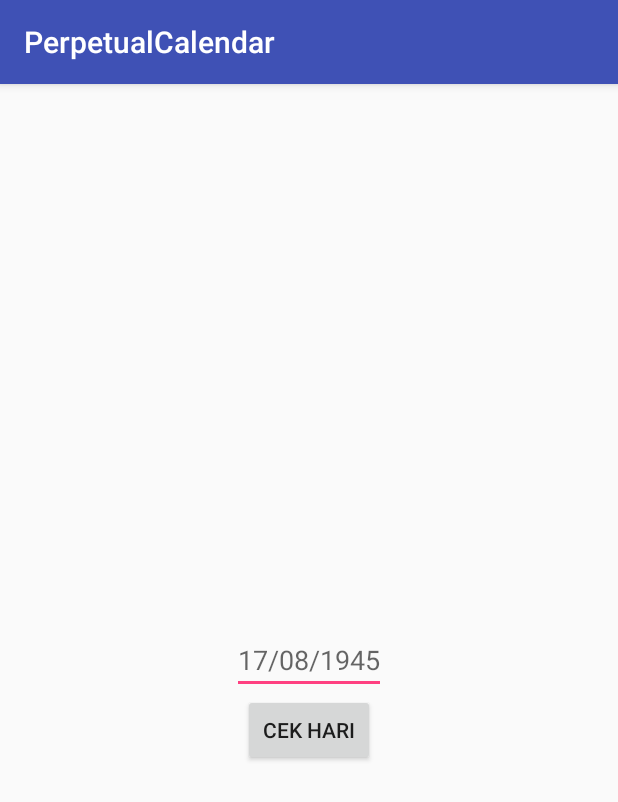
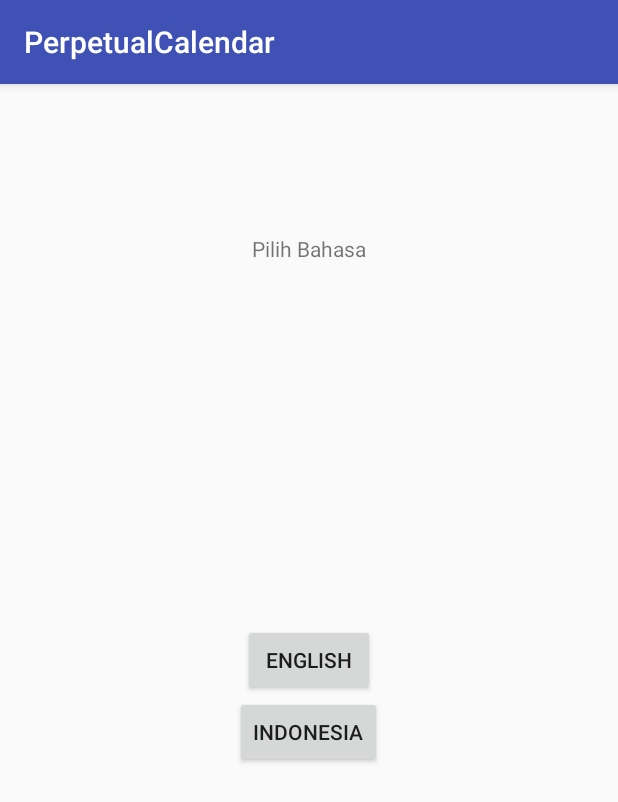
Before and after one commit to dickynovanto1103/PerpetualCalendar, an Android app: the screen it shows after launch (MainActivity before the commit, LanguageSelector after it), on a phone screen of 412 x 824 dp. Shown: the top 802 px of the screen. Run offline under Robolectric (Android 15) with nearby library versions, the phone set to English and light mode, and no system bars.

Commit message:
add language selector activity

```diff
--- /dev/null
+++ b/app/src/main/java/com/example/dickynovanto1103/perpetualcalendar/Language.java
@@ -0,0 +1,20 @@
+package com.example.dickynovanto1103.perpetualcalendar;
+
+public class Language {
+    public int id;
+    private static Language instance = new Language();
+
+    private Language() {}
+
+    public static Language getInstance() {
+        return instance;
+    }
+
+    public void setBahasa(LanguageList languageList) {
+        id = languageList.equals(LanguageList.ENGLISH) ? 0 : 1;
+    }
+
+    public int getBahasa() {
+        return id;
+    }
+}
--- /dev/null
+++ b/app/src/main/java/com/example/dickynovanto1103/perpetualcalendar/LanguageList.java
@@ -0,0 +1,5 @@
+package com.example.dickynovanto1103.perpetualcalendar;
+
+public enum LanguageList {
+    ENGLISH, INDONESIAN;
+}
--- /dev/null
+++ b/app/src/main/java/com/example/dickynovanto1103/perpetualcalendar/LanguageSelector.java
@@ -0,0 +1,32 @@
+package com.example.dickynovanto1103.perpetualcalendar;
+
+import android.content.Intent;
+import android.support.v7.app.AppCompatActivity;
+import android.os.Bundle;
+import android.view.View;
+import android.widget.Button;
+import android.widget.Toast;
+
+public class LanguageSelector extends AppCompatActivity {
+    Button english, indonesian;
+    Language language = Language.getInstance();
+    Intent intent;
+    @Override
+    protected void onCreate(Bundle savedInstanceState) {
+        super.onCreate(savedInstanceState);
+        setContentView(R.layout.activity_language_selector);
+        english = findViewById(R.id.english);
+        indonesian = findViewById(R.id.indonesian);
+        intent = new Intent(this, MainActivity.class);
+    }
+
+    public void setEnglish(View v) {
+        language.setBahasa(LanguageList.ENGLISH);
+        startActivity(intent);
+    }
+
+    public void setIndonesian(View v) {
+        language.setBahasa(LanguageList.INDONESIAN);
+        startActivity(intent);
+    }
+}
--- /dev/null
+++ b/app/src/main/res/layout/activity_language_selector.xml
@@ -0,0 +1,31 @@
+<?xml version="1.0" encoding="utf-8"?>
+<RelativeLayout xmlns:android="http://schemas.android.com/apk/res/android"
+    xmlns:app="http://schemas.android.com/apk/res-auto"
+    xmlns:tools="http://schemas.android.com/tools"
+    android:layout_width="match_parent"
+    android:layout_height="match_parent"
+    tools:context=".LanguageSelector">
+    <TextView
+        android:layout_width="wrap_content"
+        android:layout_height="wrap_content"
+        android:layout_centerHorizontal="true"
+        android:text="@string/pilih_bahasa"
+        android:layout_marginTop="100dp"/>
+    <Button
+        android:id="@+id/english"
+        android:layout_width="wrap_content"
+        android:layout_height="wrap_content"
+        android:onClick="setEnglish"
+        android:text="@string/english"
+        android:layout_centerInParent="true"
+        android:layout_centerHorizontal="true"/>
+    <Button
+        android:id="@+id/indonesian"
+        android:layout_width="wrap_content"
+        android:layout_height="wrap_content"
+        android:onClick="setIndonesian"
+        android:text="@string/indonesia"
+        android:layout_centerInParent="true"
+        android:layout_centerHorizontal="true"
+        android:layout_below="@+id/english" />
+</RelativeLayout>
--- a/app/src/main/res/layout/activity_main.xml
+++ b/app/src/main/res/layout/activity_main.xml
@@ -10,7 +10,7 @@
         android:id="@+id/dateBox"
         android:layout_width="wrap_content"
         android:layout_height="wrap_content"
-        android:hint="17/08/1945"
+        android:hint="@string/dd_mm_yyyy"
         android:layout_centerInParent="true"
         android:inputType="date" />
 
@@ -21,7 +21,7 @@
         android:layout_below="@id/dateBox"
         android:layout_centerInParent="true"
         android:layout_centerHorizontal="true"
-        android:text="Cek hari"
+        android:text="@string/cek_hari"
         android:onClick="getDay" />
     <TextView
         android:id="@+id/dayDisplayer"
--- a/app/src/main/res/values/strings.xml
+++ b/app/src/main/res/values/strings.xml
@@ -1,3 +1,8 @@
 <resources>
     <string name="app_name">PerpetualCalendar</string>
+    <string name="pilih_bahasa">Pilih Bahasa</string>
+    <string name="english">English</string>
+    <string name="indonesia">Indonesia</string>
+    <string name="dd_mm_yyyy">dd/mm/yyyy</string>
+    <string name="cek_hari">Cek hari</string>
 </resources>
```
Also changed, not shown: app/src/main/AndroidManifest.xml (+8 -1 lines), app/src/main/java/com/example/dickynovanto1103/perpetualcalendar/MainActivity.java (+18 -9 lines).
